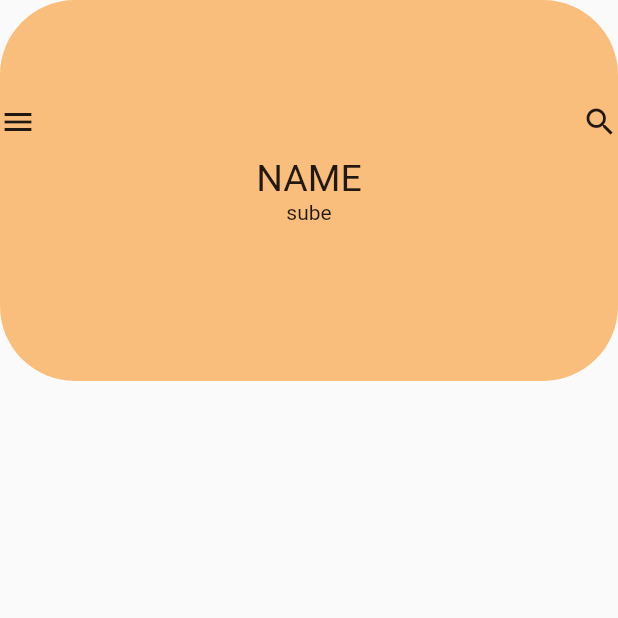
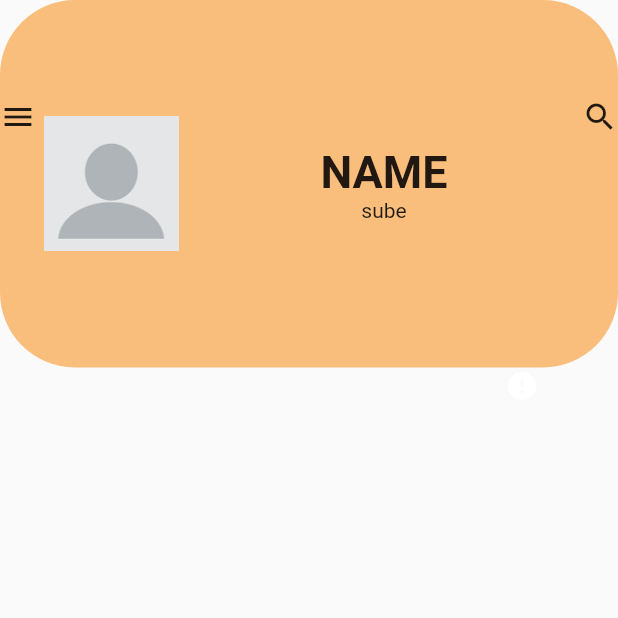
Before and after one commit to ess1990ali/train, a Flutter app: the screen it shows after launch, on a phone screen of 412 x 824 dp, the top half of it. Run offline on Flutter 3.47's test engine with Material 2 defaults, Android fonts, the phone set to English and light mode, and no system bars.

Commit message:
create class for listviwe rename packages and add profile to main create class for profile and fortasks resize all weidget adjest search and menue icons add floating action button and image and make name text as bold

```diff
--- a/lib/src/main.dart
+++ b/lib/src/main.dart
@@ -31,6 +31,7 @@ class MyApp extends StatelessWidget {
                         alignment: FractionalOffset(25,0.3,),
                         child: Icon(Icons.menu),
                       ),
+                      img(),
                       Expanded(child: Profile()),
                       Align(
                         alignment: FractionalOffset(25,0.3,),
@@ -48,8 +49,11 @@ class MyApp extends StatelessWidget {
                           Text(
                             "My tasks",
                             style: TextStyle(fontSize: 25),
-                          )
-
+                          ),
+                          Padding(padding: EdgeInsets.only(left: 220)),
+                          FloatingActionButton(onPressed:(){},
+                                child: Icon(Icons.report)
+                            ),
                         ],
                       )),
                 ),
--- a/lib/src/presentation/profile.dart
+++ b/lib/src/presentation/profile.dart
@@ -5,12 +5,29 @@ class Profile extends StatefulWidget{
 }
 class _Profile extends State<Profile> {  @override
 Widget build(BuildContext context) {
-  return  Column(
+  return
+    Column(
     mainAxisAlignment: MainAxisAlignment.center,
     children: [
-      Text("NAME",style: TextStyle(fontSize: 25),),
+      Text("NAME",style: TextStyle(fontSize: 30,fontWeight: FontWeight.bold),),
       Text("sube")
     ],
   );
+
 }
 }
+class img extends StatelessWidget {   @override
+  Widget build(BuildContext context) {
+  AssetImage profile=AssetImage('images/profile.png');
+      Image img= Image(image:profile );
+      return Container(
+        padding: EdgeInsets.all(5),
+        child: Align(
+          alignment: FractionalOffset(3,0.5),
+          child: img,
+        ) ,
+        height: 150,
+        width: 100,
+      );
+  }
+}
--- a/pubspec.yaml
+++ b/pubspec.yaml
@@ -59,9 +59,9 @@ flutter:
   uses-material-design: true
 
   # To add assets to your application, add an assets section, like this:
-  # assets:
-  #   - images/a_dot_burr.jpeg
-  #   - images/a_dot_ham.jpeg
+  assets:
+    - images/profile.png
+    - images/a_dot_ham.jpeg
 
   # An image asset can refer to one or more resolution-specific "variants", see
   # https://flutter.dev/assets-and-images/#resolution-aware
```
Also changed, not shown: images/profile.png (added).
